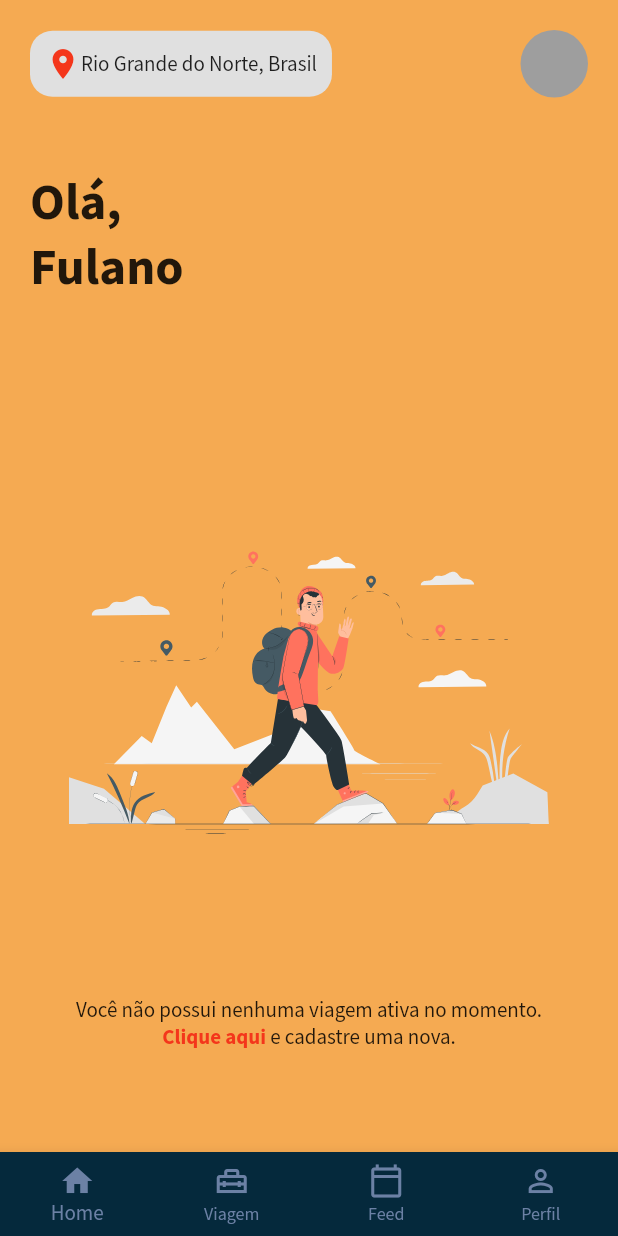
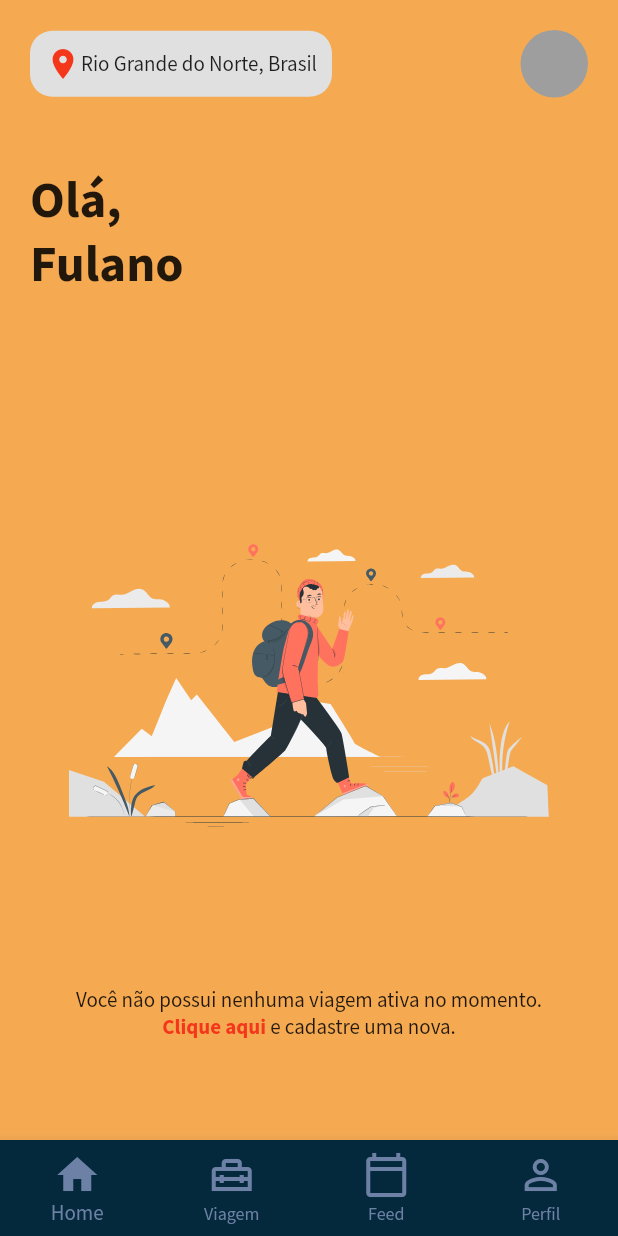
Before and after one commit to RoberlandRicardo/traveller, a Flutter app: the GenericScreen screen opened directly, after a tap on "EU JÁ POSSUO CONTA", after a tap on "ENTRAR", on a phone screen of 412 x 824 dp. Run offline on Flutter 3.47's test engine with Material 2 defaults, Android fonts, the phone set to English and light mode, and no system bars; our stand-ins replace flutter_svg; missing offline and left inert: dart:ffi.

Commit message:
Criando tela generica para nivel 2 de telas

```diff
--- a/lib/app/components/generic_screen_nivel01.dart
+++ b/lib/app/components/generic_screen_nivel01.dart
@@ -76,6 +76,6 @@ class GenericScreen extends StatelessWidget {
             ],
           ),
         ),
-        backgroundColor: Color.fromRGBO(245, 170, 82, 1));
+        backgroundColor: Theme.of(context).colorScheme.background);
   }
 }
--- /dev/null
+++ b/lib/app/components/generic_screen_nivel02.dart
@@ -0,0 +1,84 @@
+import 'package:flutter/material.dart';
+import 'package:flutter/widgets.dart';
+import 'package:traveller/app/views/home.dart';
+
+class GenericScreen extends StatelessWidget {
+  final Widget child;
+  final int currendIndex;
+
+  GenericScreen({required this.child, required this.currendIndex});
+
+  static const List<String> _pages = <String>[
+    '/home',
+    '/travel',
+    '/home',
+    '/perfil',
+  ];
+
+  @override
+  Widget build(BuildContext context) {
+    return Scaffold(
+        body: Container(
+          width: MediaQuery.of(context).size.width,
+          height: MediaQuery.of(context).size.height,
+          child: child,
+        ),
+        bottomNavigationBar: BottomNavigationBar(
+          selectedItemColor: Color.fromRGBO(108, 129, 165, 1),
+          unselectedItemColor: Color.fromRGBO(108, 129, 165, 1),
+          backgroundColor: Color.fromRGBO(5, 41, 60, 1),
+          currentIndex: currendIndex,
+          onTap: (index) {
+            Navigator.pushReplacementNamed(context, _pages[index]);
+          },
+          type: BottomNavigationBarType.fixed,
+          items: const <BottomNavigationBarItem>[
+            BottomNavigationBarItem(
+              icon: Icon(
+                Icons.home_outlined,
+                size: 32,
+              ),
+              activeIcon: Icon(
+                Icons.home,
+                size: 32,
+              ),
+              label: 'Home',
+            ),
+            BottomNavigationBarItem(
+              icon: Icon(
+                Icons.home_repair_service_outlined,
+                size: 32,
+              ),
+              activeIcon: Icon(
+                Icons.home_repair_service,
+                size: 32,
+              ),
+              label: 'Viagem',
+            ),
+            BottomNavigationBarItem(
+              icon: Icon(
+                Icons.calendar_today_outlined,
+                size: 32,
+              ),
+              activeIcon: Icon(
+                Icons.calendar_today,
+                size: 32,
+              ),
+              label: 'Feed',
+            ),
+            BottomNavigationBarItem(
+              icon: Icon(
+                Icons.person_outline,
+                size: 32,
+              ),
+              activeIcon: Icon(
+                Icons.person,
+                size: 32,
+              ),
+              label: 'Perfil',
+            ),
+          ],
+        ),
+        backgroundColor: Theme.of(context).colorScheme.background);
+  }
+}
--- a/lib/app/views/home.dart
+++ b/lib/app/views/home.dart
@@ -1,6 +1,7 @@
 import 'package:flutter/material.dart';
 import 'package:flutter/widgets.dart';
 import 'package:flutter_svg/flutter_svg.dart';
+import 'package:traveller/app/components/generic_screen_nivel02.dart';
 
 class Home extends StatefulWidget {
   const Home({Key? key}) : super(key: key);
@@ -35,7 +36,9 @@ class _HomeState extends State<Home> {
 
   @override
   Widget build(BuildContext context) {
-    return SafeArea(
+    return GenericScreen(
+      currendIndex: 0,
+      child: SafeArea(
           child: Padding(
         padding: EdgeInsets.all(20),
         child: Column(
@@ -116,7 +119,8 @@ class _HomeState extends State<Home> {
             Spacer()
           ],
         ),
-    ));
+      )),
+    );
   }
 
   @override
--- a/lib/app/views/login.dart
+++ b/lib/app/views/login.dart
@@ -10,11 +10,11 @@ class Login extends StatelessWidget {
       textFirstButton: "ENTRAR",
       textSecondButton: "AINDA NÃO TENHO CONTA",
       functionFirstButton: () =>
-          {Navigator.pushReplacementNamed(context, '/tab_container')},
+          {Navigator.pushReplacementNamed(context, '/home')},
       functionSecondButton: () =>
           {Navigator.pushReplacementNamed(context, '/cadastro')},
       functionHomeButton: () {
-        Navigator.pushReplacementNamed(context, '/tab_container');
+        Navigator.pushReplacementNamed(context, '/home');
       },
       child: FractionallySizedBox(
         widthFactor: 0.9,
--- a/lib/app/views/splash_screen.dart
+++ b/lib/app/views/splash_screen.dart
@@ -23,7 +23,7 @@ class SplashScreen extends StatelessWidget {
           children: [
             Text("BEM VINDO,", style: Theme.of(context).textTheme.subtitle1),
             SizedBox(
-              height: 20,
+              height: 15,
             ),
             Text(
               "O TRAVELLER \n TE AGUARDA =)",
@@ -33,7 +33,7 @@ class SplashScreen extends StatelessWidget {
             Image.asset(
               'assets/images/traveling-pana.png',
               width: 300,
-              height: 270,
+              height: 250,
               fit: BoxFit.fitWidth,
             ),
           ],
```
Also changed, not shown: lib/app/views/perfil.dart (added, +37 -0 lines), lib/app/views/travel.dart (+7 -3 lines), lib/main.dart (+6 -1 lines). Lines whose indentation alone changed are shown as unchanged.
